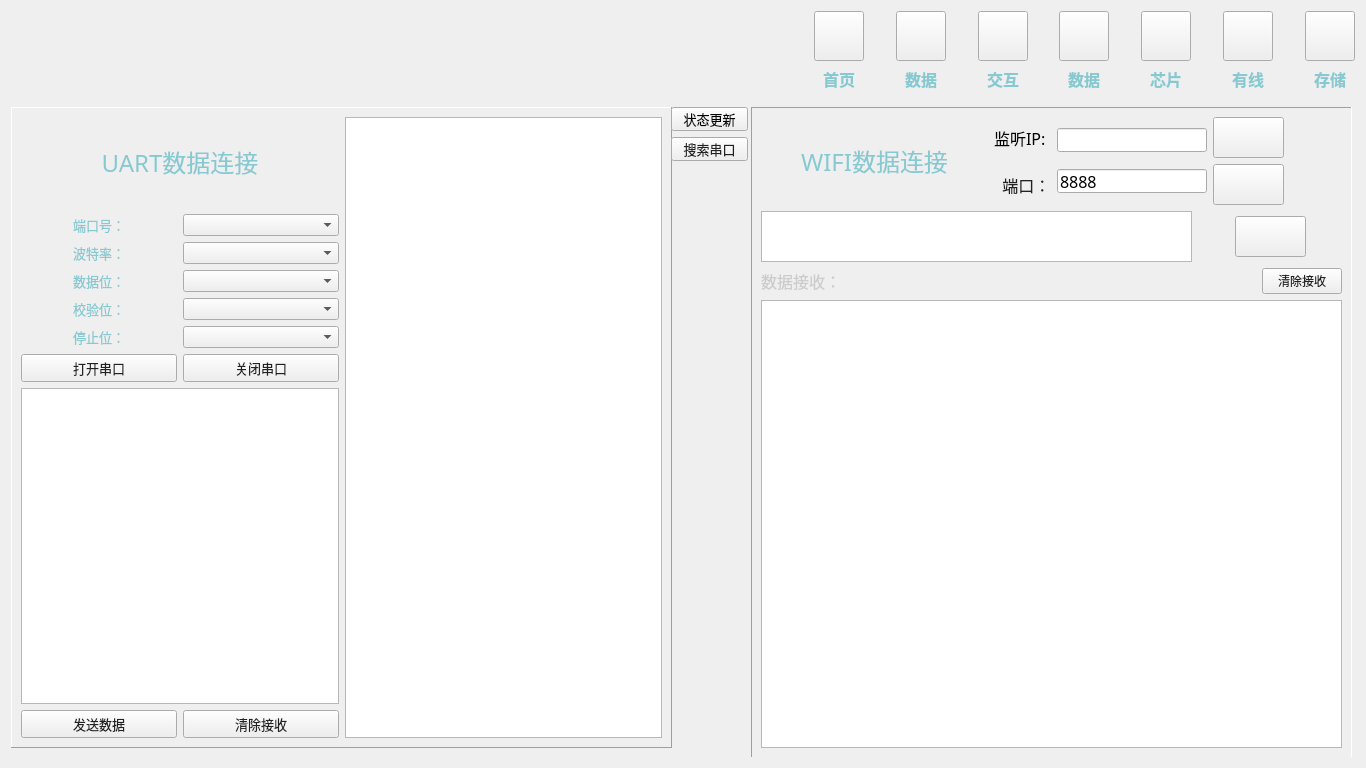
This is monitor.ui in gaofeihaha/Graduation-Project as Qt 5 draws it before an edit. The edited form follows.
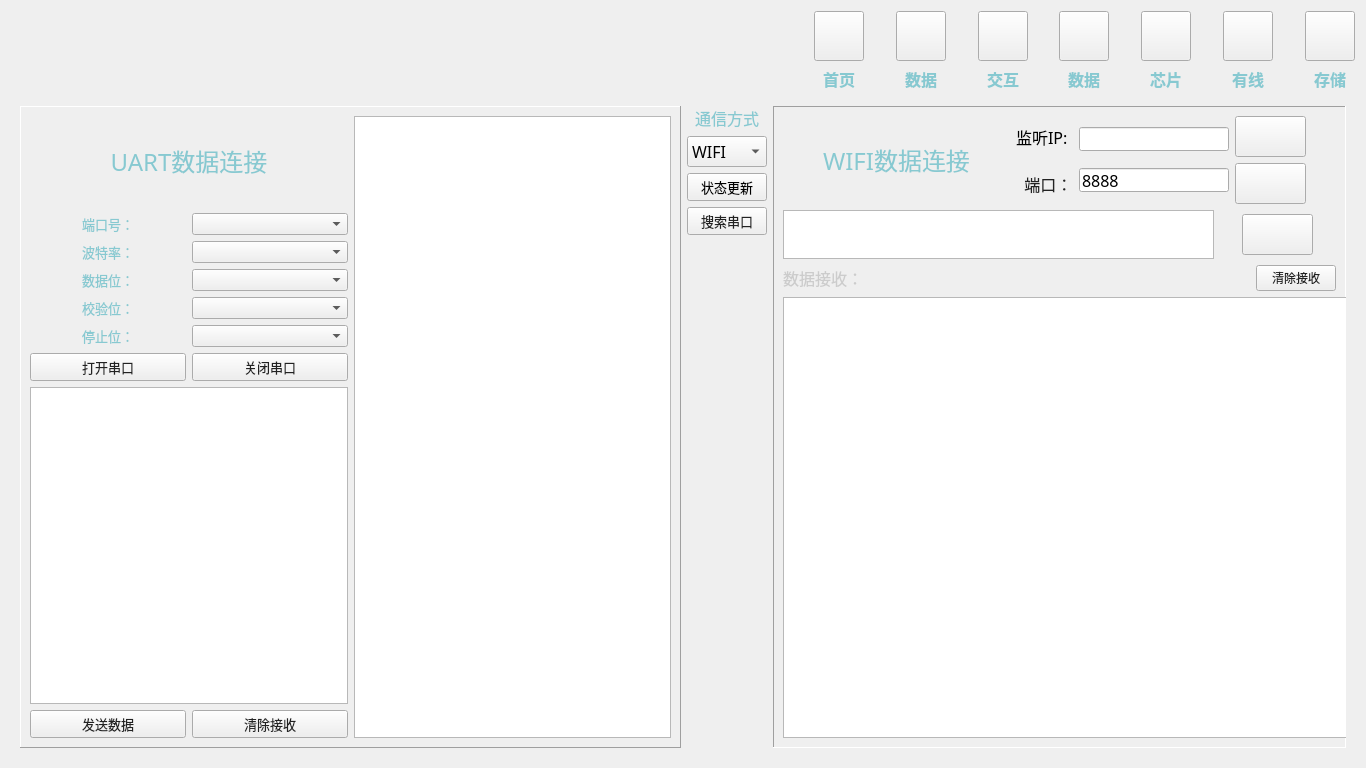
This is the edited form. The open tabs and pages were chosen to show the change. Icons and pictures are not drawn. Custom widgets are drawn as their Qt base class.

Diff of the .ui file:
```diff
--- a/monitor.ui
+++ b/monitor.ui
@@ -846,366 +846,9 @@
       </layout>
      </widget>
      <widget class="QWidget" name="page_1">
-      <widget class="QFrame" name="frame_wifi">
-       <property name="geometry">
-        <rect>
-         <x>740</x>
-         <y>10</y>
-         <width>601</width>
-         <height>651</height>
-        </rect>
-       </property>
-       <property name="minimumSize">
-        <size>
-         <width>311</width>
-         <height>641</height>
-        </size>
-       </property>
-       <property name="frameShape">
-        <enum>QFrame::Panel</enum>
-       </property>
-       <property name="frameShadow">
-        <enum>QFrame::Sunken</enum>
-       </property>
-       <layout class="QGridLayout" name="gridLayout">
-        <item row="0" column="0">
-         <layout class="QHBoxLayout" name="horizontalLayout_8">
-          <item>
-           <layout class="QHBoxLayout" name="horizontalLayout_7">
-            <item>
-             <spacer name="horizontalSpacer_9">
-              <property name="orientation">
-               <enum>Qt::Horizontal</enum>
-              </property>
-              <property name="sizeHint" stdset="0">
-               <size>
-                <width>40</width>
-                <height>20</height>
-               </size>
-              </property>
-             </spacer>
-            </item>
-            <item>
-             <widget class="QLabel" name="label_tcpcapital">
-              <property name="font">
-               <font>
-                <family>微软雅黑</family>
-                <pointsize>18</pointsize>
-               </font>
-              </property>
-              <property name="text">
-               <string>&lt;html&gt;&lt;head/&gt;&lt;body&gt;&lt;p align=&quot;center&quot;&gt;&lt;span style=&quot; font-size:18pt; color:#87c9d1;&quot;&gt;WIFI数据连接&lt;/span&gt;&lt;/p&gt;&lt;/body&gt;&lt;/html&gt;</string>
-              </property>
-             </widget>
-            </item>
-            <item>
-             <spacer name="horizontalSpacer_10">
-              <property name="orientation">
-               <enum>Qt::Horizontal</enum>
-              </property>
-              <property name="sizeHint" stdset="0">
-               <size>
-                <width>40</width>
-                <height>20</height>
-               </size>
-              </property>
-             </spacer>
-            </item>
-           </layout>
-          </item>
-          <item>
-           <layout class="QHBoxLayout" name="horizontalLayout_5">
-            <item>
-             <layout class="QHBoxLayout" name="horizontalLayout_3">
-              <item>
-               <layout class="QVBoxLayout" name="verticalLayout_8">
-                <item>
-                 <widget class="QLabel" name="TCP_IP">
-                  <property name="font">
-                   <font>
-                    <family>微软雅黑</family>
-                    <pointsize>12</pointsize>
-                   </font>
-                  </property>
-                  <property name="styleSheet">
-                   <string notr="true">color: rgb(0, 0, 0);</string>
-                  </property>
-                  <property name="text">
-                   <string>监听IP:</string>
-                  </property>
-                 </widget>
-                </item>
-                <item>
-                 <widget class="QLabel" name="TCP_PORT">
-                  <property name="font">
-                   <font>
-                    <family>微软雅黑</family>
-                    <pointsize>12</pointsize>
-                   </font>
-                  </property>
-                  <property name="styleSheet">
-                   <string notr="true">color: rgb(34, 34, 34);</string>
-                  </property>
-                  <property name="text">
-                   <string>  端口：</string>
-                  </property>
-                 </widget>
-                </item>
-               </layout>
-              </item>
-              <item>
-               <layout class="QVBoxLayout" name="verticalLayout_9">
-                <item>
-                 <widget class="QLineEdit" name="lineEdit_ip">
-                  <property name="minimumSize">
-                   <size>
-                    <width>150</width>
-                    <height>24</height>
-                   </size>
-                  </property>
-                  <property name="maximumSize">
-                   <size>
-                    <width>150</width>
-                    <height>24</height>
-                   </size>
-                  </property>
-                  <property name="font">
-                   <font>
-                    <family>仿宋</family>
-                    <pointsize>12</pointsize>
-                   </font>
-                  </property>
-                  <property name="styleSheet">
-                   <string notr="true">color: rgb(0, 0, 0);</string>
-                  </property>
-                 </widget>
-                </item>
-                <item>
-                 <widget class="QLineEdit" name="lineEdit_port">
-                  <property name="minimumSize">
-                   <size>
-                    <width>150</width>
-                    <height>24</height>
-                   </size>
-                  </property>
-                  <property name="maximumSize">
-                   <size>
-                    <width>150</width>
-                    <height>24</height>
-                   </size>
-                  </property>
-                  <property name="font">
-                   <font>
-                    <family>宋体</family>
-                    <pointsize>12</pointsize>
-                   </font>
-                  </property>
-                  <property name="styleSheet">
-                   <string notr="true">color: rgb(0, 0, 0);</string>
-                  </property>
-                  <property name="text">
-                   <string>8888</string>
-                  </property>
-                 </widget>
-                </item>
-               </layout>
-              </item>
-             </layout>
-            </item>
-            <item>
-             <layout class="QVBoxLayout" name="verticalLayout_10">
-              <item>
-               <widget class="QPushButton" name="pushButton">
-                <property name="minimumSize">
-                 <size>
-                  <width>71</width>
-                  <height>41</height>
-                 </size>
-                </property>
-                <property name="styleSheet">
-                 <string notr="true">color: rgb(34, 34, 34);
-border-image: url(:/icon/icon/start.png);</string>
-                </property>
-                <property name="text">
-                 <string/>
-                </property>
-               </widget>
-              </item>
-              <item>
-               <widget class="QPushButton" name="pushButton_stop">
-                <property name="minimumSize">
-                 <size>
-                  <width>71</width>
-                  <height>41</height>
-                 </size>
-                </property>
-                <property name="styleSheet">
-                 <string notr="true">color: rgb(34, 34, 34);
-border-image: url(:/icon/icon/stop.png);</string>
-                </property>
-                <property name="text">
-                 <string/>
-                </property>
-               </widget>
-              </item>
-             </layout>
-            </item>
-           </layout>
-          </item>
-          <item>
-           <spacer name="horizontalSpacer_12">
-            <property name="orientation">
-             <enum>Qt::Horizontal</enum>
-            </property>
-            <property name="sizeHint" stdset="0">
-             <size>
-              <width>13</width>
-              <height>20</height>
-             </size>
-            </property>
-           </spacer>
-          </item>
-         </layout>
-        </item>
-        <item row="1" column="0">
-         <layout class="QHBoxLayout" name="horizontalLayout_4">
-          <item>
-           <widget class="QTextEdit" name="textEdit_tcpsend">
-            <property name="minimumSize">
-             <size>
-              <width>431</width>
-              <height>41</height>
-             </size>
-            </property>
-            <property name="maximumSize">
-             <size>
-              <width>431</width>
-              <height>51</height>
-             </size>
-            </property>
-            <property name="font">
-             <font>
-              <family>宋体</family>
-              <pointsize>10</pointsize>
-             </font>
-            </property>
-            <property name="styleSheet">
-             <string notr="true">color: rgb(0, 0, 0);</string>
-            </property>
-           </widget>
-          </item>
-          <item>
-           <spacer name="horizontalSpacer_11">
-            <property name="orientation">
-             <enum>Qt::Horizontal</enum>
-            </property>
-            <property name="sizeHint" stdset="0">
-             <size>
-              <width>27</width>
-              <height>20</height>
-             </size>
-            </property>
-           </spacer>
-          </item>
-          <item>
-           <widget class="QPushButton" name="pushButton_tcpsend">
-            <property name="minimumSize">
-             <size>
-              <width>71</width>
-              <height>41</height>
-             </size>
-            </property>
-            <property name="styleSheet">
-             <string notr="true">color: rgb(34, 34, 34);
-border-image: url(:/icon/icon/send.png);</string>
-            </property>
-            <property name="text">
-             <string/>
-            </property>
-           </widget>
-          </item>
-          <item>
-           <spacer name="horizontalSpacer_13">
-            <property name="orientation">
-             <enum>Qt::Horizontal</enum>
-            </property>
-            <property name="sizeHint" stdset="0">
-             <size>
-              <width>28</width>
-              <height>20</height>
-             </size>
-            </property>
-           </spacer>
-          </item>
-         </layout>
-        </item>
-        <item row="2" column="0">
-         <layout class="QHBoxLayout" name="horizontalLayout_2">
-          <item>
-           <widget class="QLabel" name="label_tcprec">
-            <property name="font">
-             <font>
-              <family>微软雅黑</family>
-              <pointsize>12</pointsize>
-             </font>
-            </property>
-            <property name="styleSheet">
-             <string notr="true">color: rgb(204, 204, 204);</string>
-            </property>
-            <property name="text">
-             <string>数据接收：</string>
-            </property>
-           </widget>
-          </item>
-          <item>
-           <spacer name="horizontalSpacer_8">
-            <property name="orientation">
-             <enum>Qt::Horizontal</enum>
-            </property>
-            <property name="sizeHint" stdset="0">
-             <size>
-              <width>40</width>
-              <height>20</height>
-             </size>
-            </property>
-           </spacer>
-          </item>
-          <item>
-           <widget class="QPushButton" name="pushButton_tcpcle">
-            <property name="styleSheet">
-             <string notr="true">color: rgb(34, 34, 34);</string>
-            </property>
-            <property name="text">
-             <string>清除接收</string>
-            </property>
-           </widget>
-          </item>
-         </layout>
-        </item>
-        <item row="3" column="0">
-         <widget class="QTextBrowser" name="textBro_tcpreceive">
-          <property name="minimumSize">
-           <size>
-            <width>581</width>
-            <height>441</height>
-           </size>
-          </property>
-          <property name="styleSheet">
-           <string notr="true">color: rgb(0, 0, 0);</string>
-          </property>
-         </widget>
-        </item>
-       </layout>
-      </widget>
+      <layout class="QGridLayout" name="gridLayout_8">
+       <item row="0" column="0" rowspan="2">
       <widget class="QFrame" name="frame_uart">
-       <property name="geometry">
-        <rect>
-         <x>0</x>
-         <y>10</y>
-         <width>661</width>
-         <height>641</height>
-        </rect>
-       </property>
        <property name="minimumSize">
         <size>
          <width>661</width>
@@ -1551,15 +1194,50 @@
         </item>
        </layout>
       </widget>
-      <widget class="QWidget" name="layoutWidget">
-       <property name="geometry">
-        <rect>
-         <x>660</x>
-         <y>10</y>
-         <width>77</width>
-         <height>54</height>
-        </rect>
-       </property>
+       </item>
+       <item row="0" column="1">
+        <layout class="QVBoxLayout" name="verticalLayout_20">
+         <item>
+          <layout class="QVBoxLayout" name="verticalLayout_19">
+           <item>
+            <widget class="QLabel" name="label_15">
+             <property name="font">
+              <font>
+               <family>新宋体</family>
+               <pointsize>12</pointsize>
+              </font>
+             </property>
+             <property name="text">
+              <string>&lt;html&gt;&lt;head/&gt;&lt;body&gt;&lt;p align=&quot;center&quot;&gt;&lt;span style=&quot; font-size:12pt; color:#87c9d1;&quot;&gt;通信方式&lt;/span&gt;&lt;/p&gt;&lt;/body&gt;&lt;/html&gt;</string>
+             </property>
+            </widget>
+           </item>
+           <item>
+            <widget class="QComboBox" name="comboBox_2">
+             <property name="font">
+              <font>
+               <family>新宋体</family>
+               <pointsize>12</pointsize>
+              </font>
+             </property>
+             <property name="styleSheet">
+              <string notr="true">color: rgb(0, 0, 0);</string>
+             </property>
+             <item>
+              <property name="text">
+               <string>WIFI</string>
+              </property>
+             </item>
+             <item>
+              <property name="text">
+               <string>串口</string>
+              </property>
+             </item>
+            </widget>
+           </item>
+          </layout>
+         </item>
+         <item>
        <layout class="QVBoxLayout" name="verticalLayout_12">
         <item>
          <widget class="QPushButton" name="pushButton_8">
@@ -1594,7 +1272,368 @@
          </widget>
         </item>
        </layout>
-      </widget>
+         </item>
+        </layout>
+       </item>
+       <item row="0" column="2" rowspan="2">
+        <widget class="QFrame" name="frame_wifi">
+         <property name="minimumSize">
+          <size>
+           <width>311</width>
+           <height>641</height>
+          </size>
+         </property>
+         <property name="frameShape">
+          <enum>QFrame::Panel</enum>
+         </property>
+         <property name="frameShadow">
+          <enum>QFrame::Sunken</enum>
+         </property>
+         <layout class="QGridLayout" name="gridLayout">
+          <item row="0" column="0">
+           <layout class="QHBoxLayout" name="horizontalLayout_8">
+            <item>
+             <layout class="QHBoxLayout" name="horizontalLayout_7">
+              <item>
+               <spacer name="horizontalSpacer_9">
+                <property name="orientation">
+                 <enum>Qt::Horizontal</enum>
+                </property>
+                <property name="sizeHint" stdset="0">
+                 <size>
+                  <width>40</width>
+                  <height>20</height>
+                 </size>
+                </property>
+               </spacer>
+              </item>
+              <item>
+               <widget class="QLabel" name="label_tcpcapital">
+                <property name="font">
+                 <font>
+                  <family>微软雅黑</family>
+                  <pointsize>18</pointsize>
+                 </font>
+                </property>
+                <property name="text">
+                 <string>&lt;html&gt;&lt;head/&gt;&lt;body&gt;&lt;p align=&quot;center&quot;&gt;&lt;span style=&quot; font-size:18pt; color:#87c9d1;&quot;&gt;WIFI数据连接&lt;/span&gt;&lt;/p&gt;&lt;/body&gt;&lt;/html&gt;</string>
+                </property>
+               </widget>
+              </item>
+              <item>
+               <spacer name="horizontalSpacer_10">
+                <property name="orientation">
+                 <enum>Qt::Horizontal</enum>
+                </property>
+                <property name="sizeHint" stdset="0">
+                 <size>
+                  <width>40</width>
+                  <height>20</height>
+                 </size>
+                </property>
+               </spacer>
+              </item>
+             </layout>
+            </item>
+            <item>
+             <layout class="QHBoxLayout" name="horizontalLayout_5">
+              <item>
+               <layout class="QHBoxLayout" name="horizontalLayout_3">
+                <item>
+                 <layout class="QVBoxLayout" name="verticalLayout_8">
+                  <item>
+                   <widget class="QLabel" name="TCP_IP">
+                    <property name="font">
+                     <font>
+                      <family>微软雅黑</family>
+                      <pointsize>12</pointsize>
+                     </font>
+                    </property>
+                    <property name="styleSheet">
+                     <string notr="true">color: rgb(0, 0, 0);</string>
+                    </property>
+                    <property name="text">
+                     <string>监听IP:</string>
+                    </property>
+                   </widget>
+                  </item>
+                  <item>
+                   <widget class="QLabel" name="TCP_PORT">
+                    <property name="font">
+                     <font>
+                      <family>微软雅黑</family>
+                      <pointsize>12</pointsize>
+                     </font>
+                    </property>
+                    <property name="styleSheet">
+                     <string notr="true">color: rgb(34, 34, 34);</string>
+                    </property>
+                    <property name="text">
+                     <string>  端口：</string>
+                    </property>
+                   </widget>
+                  </item>
+                 </layout>
+                </item>
+                <item>
+                 <layout class="QVBoxLayout" name="verticalLayout_9">
+                  <item>
+                   <widget class="QLineEdit" name="lineEdit_ip">
+                    <property name="minimumSize">
+                     <size>
+                      <width>150</width>
+                      <height>24</height>
+                     </size>
+                    </property>
+                    <property name="maximumSize">
+                     <size>
+                      <width>150</width>
+                      <height>24</height>
+                     </size>
+                    </property>
+                    <property name="font">
+                     <font>
+                      <family>仿宋</family>
+                      <pointsize>12</pointsize>
+                     </font>
+                    </property>
+                    <property name="styleSheet">
+                     <string notr="true">color: rgb(0, 0, 0);</string>
+                    </property>
+                   </widget>
+                  </item>
+                  <item>
+                   <widget class="QLineEdit" name="lineEdit_port">
+                    <property name="minimumSize">
+                     <size>
+                      <width>150</width>
+                      <height>24</height>
+                     </size>
+                    </property>
+                    <property name="maximumSize">
+                     <size>
+                      <width>150</width>
+                      <height>24</height>
+                     </size>
+                    </property>
+                    <property name="font">
+                     <font>
+                      <family>宋体</family>
+                      <pointsize>12</pointsize>
+                     </font>
+                    </property>
+                    <property name="styleSheet">
+                     <string notr="true">color: rgb(0, 0, 0);</string>
+                    </property>
+                    <property name="text">
+                     <string>8888</string>
+                    </property>
+                   </widget>
+                  </item>
+                 </layout>
+                </item>
+               </layout>
+              </item>
+              <item>
+               <layout class="QVBoxLayout" name="verticalLayout_10">
+                <item>
+                 <widget class="QPushButton" name="pushButton">
+                  <property name="minimumSize">
+                   <size>
+                    <width>71</width>
+                    <height>41</height>
+                   </size>
+                  </property>
+                  <property name="styleSheet">
+                   <string notr="true">color: rgb(34, 34, 34);
+border-image: url(:/icon/icon/start.png);</string>
+                  </property>
+                  <property name="text">
+                   <string/>
+                  </property>
+                 </widget>
+                </item>
+                <item>
+                 <widget class="QPushButton" name="pushButton_stop">
+                  <property name="minimumSize">
+                   <size>
+                    <width>71</width>
+                    <height>41</height>
+                   </size>
+                  </property>
+                  <property name="styleSheet">
+                   <string notr="true">color: rgb(34, 34, 34);
+border-image: url(:/icon/icon/stop.png);</string>
+                  </property>
+                  <property name="text">
+                   <string/>
+                  </property>
+                 </widget>
+                </item>
+               </layout>
+              </item>
+             </layout>
+            </item>
+            <item>
+             <spacer name="horizontalSpacer_12">
+              <property name="orientation">
+               <enum>Qt::Horizontal</enum>
+              </property>
+              <property name="sizeHint" stdset="0">
+               <size>
+                <width>13</width>
+                <height>20</height>
+               </size>
+              </property>
+             </spacer>
+            </item>
+           </layout>
+          </item>
+          <item row="1" column="0">
+           <layout class="QHBoxLayout" name="horizontalLayout_4">
+            <item>
+             <widget class="QTextEdit" name="textEdit_tcpsend">
+              <property name="minimumSize">
+               <size>
+                <width>431</width>
+                <height>41</height>
+               </size>
+              </property>
+              <property name="maximumSize">
+               <size>
+                <width>431</width>
+                <height>51</height>
+               </size>
+              </property>
+              <property name="font">
+               <font>
+                <family>宋体</family>
+                <pointsize>10</pointsize>
+               </font>
+              </property>
+              <property name="styleSheet">
+               <string notr="true">color: rgb(0, 0, 0);</string>
+              </property>
+             </widget>
+            </item>
+            <item>
+             <spacer name="horizontalSpacer_11">
+              <property name="orientation">
+               <enum>Qt::Horizontal</enum>
+              </property>
+              <property name="sizeHint" stdset="0">
+               <size>
+                <width>27</width>
+                <height>20</height>
+               </size>
+              </property>
+             </spacer>
+            </item>
+            <item>
+             <widget class="QPushButton" name="pushButton_tcpsend">
+              <property name="minimumSize">
+               <size>
+                <width>71</width>
+                <height>41</height>
+               </size>
+              </property>
+              <property name="styleSheet">
+               <string notr="true">color: rgb(34, 34, 34);
+border-image: url(:/icon/icon/send.png);</string>
+              </property>
+              <property name="text">
+               <string/>
+              </property>
+             </widget>
+            </item>
+            <item>
+             <spacer name="horizontalSpacer_13">
+              <property name="orientation">
+               <enum>Qt::Horizontal</enum>
+              </property>
+              <property name="sizeHint" stdset="0">
+               <size>
+                <width>28</width>
+                <height>20</height>
+               </size>
+              </property>
+             </spacer>
+            </item>
+           </layout>
+          </item>
+          <item row="2" column="0">
+           <layout class="QHBoxLayout" name="horizontalLayout_2">
+            <item>
+             <widget class="QLabel" name="label_tcprec">
+              <property name="font">
+               <font>
+                <family>微软雅黑</family>
+                <pointsize>12</pointsize>
+               </font>
+              </property>
+              <property name="styleSheet">
+               <string notr="true">color: rgb(204, 204, 204);</string>
+              </property>
+              <property name="text">
+               <string>数据接收：</string>
+              </property>
+             </widget>
+            </item>
+            <item>
+             <spacer name="horizontalSpacer_8">
+              <property name="orientation">
+               <enum>Qt::Horizontal</enum>
+              </property>
+              <property name="sizeHint" stdset="0">
+               <size>
+                <width>40</width>
+                <height>20</height>
+               </size>
+              </property>
+             </spacer>
+            </item>
+            <item>
+             <widget class="QPushButton" name="pushButton_tcpcle">
+              <property name="styleSheet">
+               <string notr="true">color: rgb(34, 34, 34);</string>
+              </property>
+              <property name="text">
+               <string>清除接收</string>
+              </property>
+             </widget>
+            </item>
+           </layout>
+          </item>
+          <item row="3" column="0">
+           <widget class="QTextBrowser" name="textBro_tcpreceive">
+            <property name="minimumSize">
+             <size>
+              <width>581</width>
+              <height>441</height>
+             </size>
+            </property>
+            <property name="styleSheet">
+             <string notr="true">color: rgb(0, 0, 0);</string>
+            </property>
+           </widget>
+          </item>
+         </layout>
+        </widget>
+       </item>
+       <item row="1" column="1">
+        <spacer name="verticalSpacer">
+         <property name="orientation">
+          <enum>Qt::Vertical</enum>
+         </property>
+         <property name="sizeHint" stdset="0">
+          <size>
+           <width>20</width>
+           <height>525</height>
+          </size>
+         </property>
+        </spacer>
+       </item>
+      </layout>
      </widget>
      <widget class="QWidget" name="page_2">
       <layout class="QGridLayout" name="gridLayout_7">
```
Left out of the diff: 88 changed lines with no effect on the pictures. Lines whose indentation alone changed are shown as unchanged.
